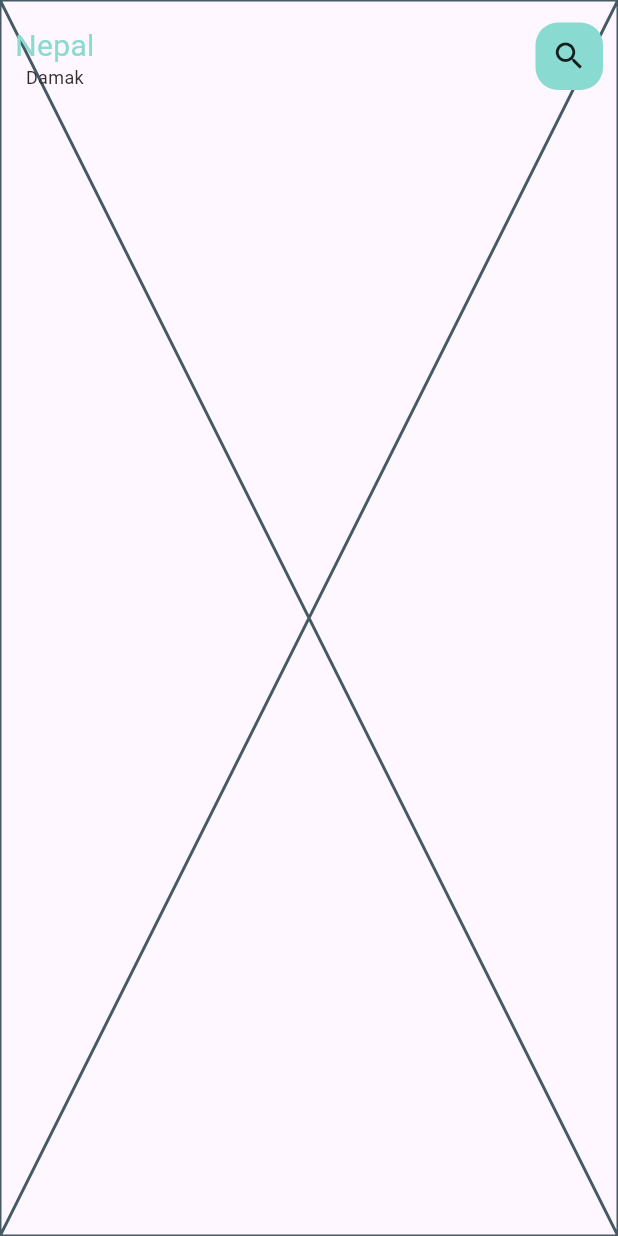
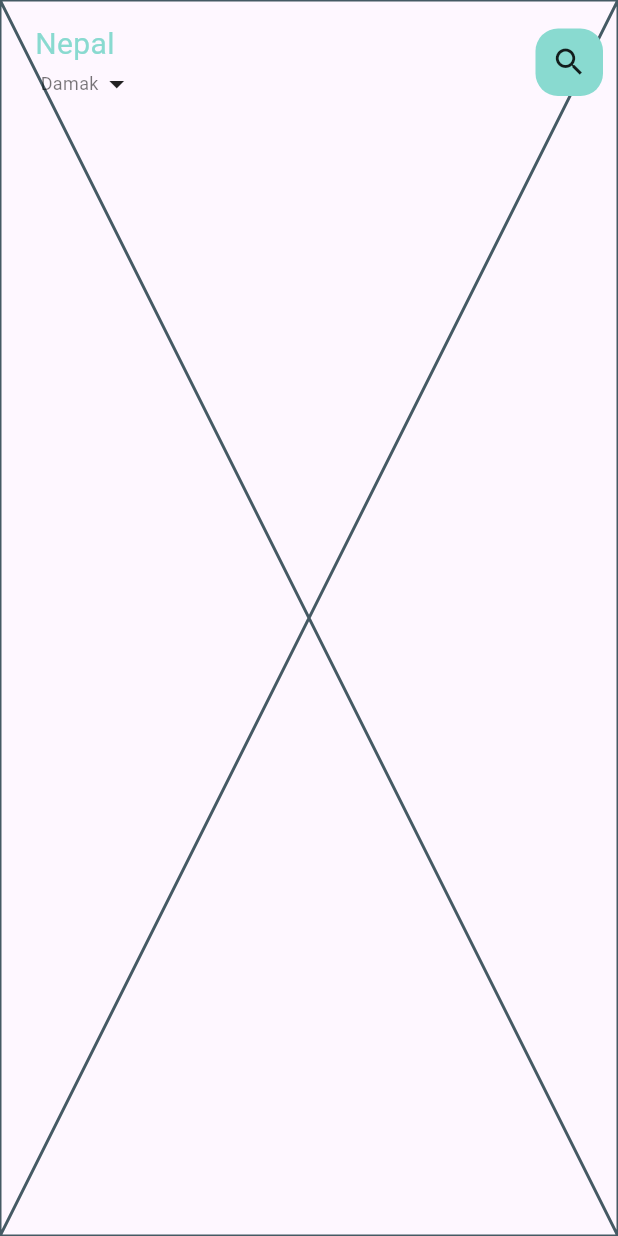
Before and after one commit to Nishantniro/delivery_app, a Flutter app: the screen it shows after launch, on a phone screen of 412 x 824 dp. Run offline on Flutter 3.47's test engine with Material 3 defaults, Android fonts, the phone set to English and light mode, and no system bars.

Commit message:
same as previous

```diff
--- a/lib/home/main_food_page.dart
+++ b/lib/home/main_food_page.dart
@@ -26,7 +26,18 @@ class _MainFoodPageState extends State<MainFoodPage> {
                   Column(
                     children: [
                       BigText(text: 'Nepal'),
-                      SmallText(text: "Damak"),
+                      Row(
+                        children: [
+                          Padding(
+                            padding: const EdgeInsets.only(left: 17.0),
+                            child: SmallText(
+                              text: "Damak",
+                              color: Colors.black54,
+                            ),
+                          ),
+                          Icon(Icons.arrow_drop_down_outlined),
+                        ],
+                      ),
                     ],
                   ),
                   Container(
```
